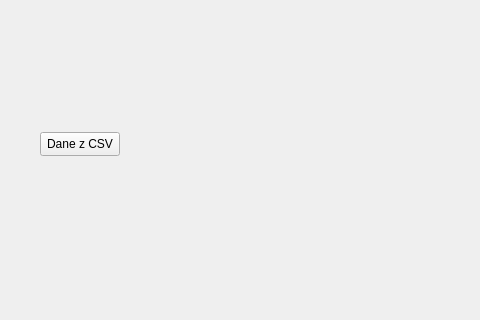
Old version of the form src/app/simwindow.ui in the repository DomaszDomingo/Preventive_v2_0; both pictures show x 0 to 480 and y 108 to 428 of the 800 by 600 pixel window.
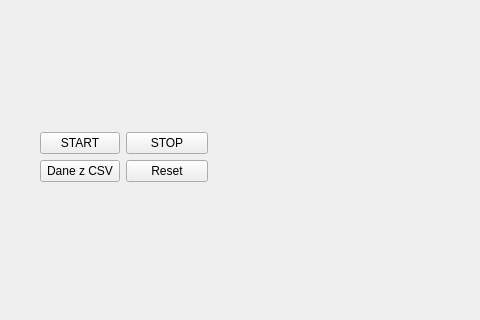
New version of the form. Custom widgets are drawn as their Qt base class.

What changed in the file:
```diff
--- a/src/app/simwindow.ui
+++ b/src/app/simwindow.ui
@@ -36,18 +36,45 @@
     </rect>
    </property>
   </widget>
-  <widget class="QPushButton" name="importCsvBtn">
+  <widget class="QWidget" name="">
    <property name="geometry">
     <rect>
      <x>40</x>
      <y>240</y>
-     <width>80</width>
-     <height>24</height>
+     <width>168</width>
+     <height>56</height>
     </rect>
    </property>
-   <property name="text">
-    <string>Dane z CSV</string>
-   </property>
+   <layout class="QFormLayout" name="formLayout">
+    <item row="0" column="0">
+     <widget class="QPushButton" name="btnStart">
+      <property name="text">
+       <string>START</string>
+      </property>
+     </widget>
+    </item>
+    <item row="0" column="1">
+     <widget class="QPushButton" name="btnStop">
+      <property name="text">
+       <string>STOP</string>
+      </property>
+     </widget>
+    </item>
+    <item row="1" column="0">
+     <widget class="QPushButton" name="importCsvBtn">
+      <property name="text">
+       <string>Dane z CSV</string>
+      </property>
+     </widget>
+    </item>
+    <item row="1" column="1">
+     <widget class="QPushButton" name="btnReset">
+      <property name="text">
+       <string>Reset</string>
+      </property>
+     </widget>
+    </item>
+   </layout>
   </widget>
  </widget>
  <customwidgets>
```
